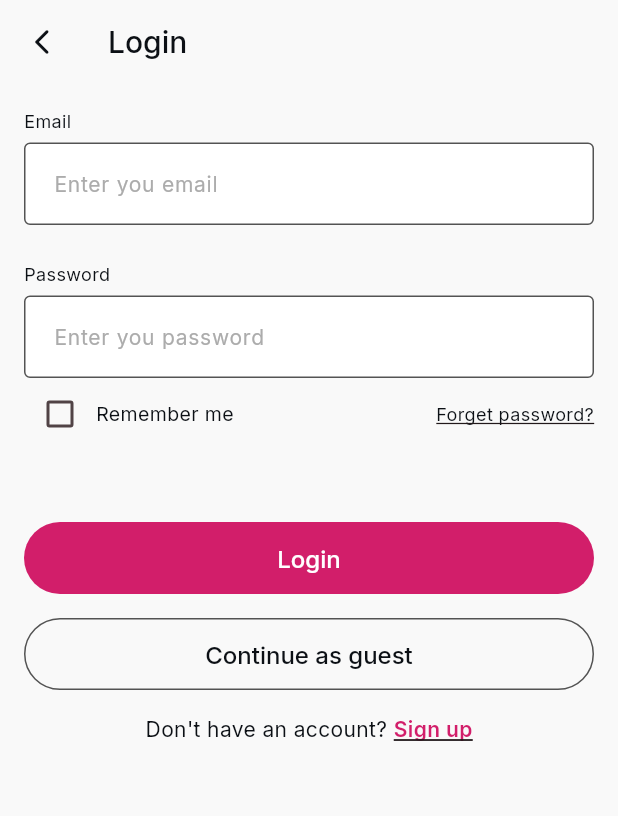
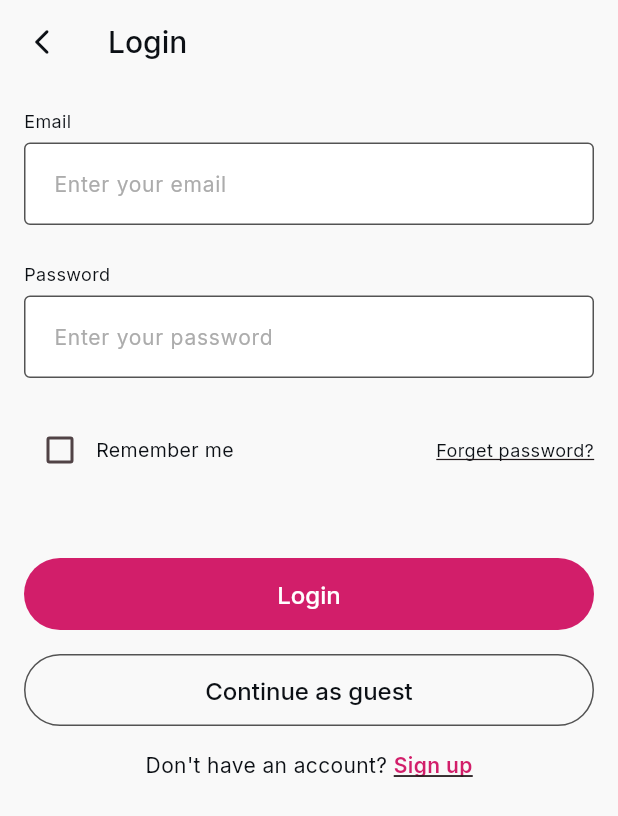
Before and after one commit to menna3lwan/flower_app, a Flutter app: the screen it shows after launch, on a phone screen of 412 x 824 dp. Shown: the top 816 px of the screen. Run offline on Flutter 3.47's test engine with Material 3 defaults, Android fonts, the phone set to English and light mode, and no system bars; our stand-ins replace easy_localization, equatable, flutter_bloc, get, get_it, google_fonts; project files that could hold a hidden picture were left out.

Commit message:
feat(auth): enhance verification and reset password flow
- Added new validation messages in Arabic and English for required fields, phone number, password confirmation, and mismatched passwords.
- Updated the AuthCubit to handle verification code requests and reset password requests.
- Removed the ResetPasswordCubit and integrated its functionality into AuthCubit for a streamlined authentication process.
- Enhanced the OTP verification view to manage user input more effectively and provide feedback on submission.
- Updated the Reset Password view to utilize the new AuthCubit for handling password reset logic.
- Improved the Sign Up view with additional validation for required fields and phone numbers.
- Added unit tests for the new verification code functionality in the AuthRepository.

```diff
--- a/assets/translations/en.json
+++ b/assets/translations/en.json
@@ -10,10 +10,16 @@
   "forgetPassword": "Forget password?",
   "continueAsGuest": "Continue as guest",
   "dontHaveAccount": "Don't have an account?",
-  "enterYourEmail": "Enter you email",
-  "enterYourPassword": "Enter you password",
+  "enterYourEmail": "Enter your email",
+  "enterYourPassword": "Enter your password",
   "invalidEmail": "This Email is not valid",
   "invalidPassword": "Invalid password",
+  "fieldRequired": "This field is required",
+  "invalidPhoneNumber": "Enter a valid phone number",
+  "confirmPasswordRequired": "Please confirm your password",
+  "passwordsDoNotMatch": "Passwords do not match",
+  "verificationCodeIncomplete": "Please enter the full 4-digit code",
+  "verificationCodeResent": "Verification code resent",
   "alreadyHaveAccount": "Already have an account?",
   "firstName": "First name",
   "lastName": "Last name",
@@ -27,9 +33,9 @@
   "forgotPasswordSubtitle": "Please enter your email associated to your account",
   "confirm": "Confirm",
   "passwordSectionTitle": "Password",
-  "verificationCodeTitle": "Verification code",
-  "verificationCodeSubtitle": "Enter the 4-digit code sent to your email",
-  "resendCodePrefix": "Didn't receive the code?",
+  "verificationCodeTitle": "Email verification",
+  "verificationCodeSubtitle": "Please enter your code that was sent to your email address",
+  "resendCodePrefix": "Didn't receive code?",
   "resendCodeAction": "Resend",
   "resetPasswordTitle": "Reset password",
   "currentPassword": "Current password",
--- a/lib/core/di/auth_injector.dart
+++ b/lib/core/di/auth_injector.dart
@@ -5,7 +5,6 @@ import '../../features/auth/data/datasources/auth_local_data_source.dart';
 import '../../features/auth/data/repositories/auth_repository_impl.dart';
 import '../../features/auth/domain/repositories/auth_repository.dart';
 import '../../features/auth/presentation/cubit/auth_cubit.dart';
-import '../../features/auth/presentation/cubit/reset_password_cubit.dart';
 
 Future<void> setupAuthDependencies() async {
   sl
@@ -13,6 +12,5 @@ Future<void> setupAuthDependencies() async {
     ..registerLazySingleton<AuthRepository>(
       () => AuthRepositoryImpl(sl<AuthLocalDataSource>(), sl<LocalStorageService>()),
     )
-    ..registerFactory<AuthCubit>(() => AuthCubit(sl<AuthRepository>()))
-    ..registerFactory<ResetPasswordCubit>(() => ResetPasswordCubit(sl<AuthRepository>()));
+    ..registerFactory<AuthCubit>(() => AuthCubit(sl<AuthRepository>()));
 }
--- a/lib/core/localization/app_strings.dart
+++ b/lib/core/localization/app_strings.dart
@@ -20,6 +20,14 @@ abstract final class AppStrings {
   static String get enterYourPassword => 'enterYourPassword'.tr();
   static String get invalidEmail => 'invalidEmail'.tr();
   static String get invalidPassword => 'invalidPassword'.tr();
+
+  static String get fieldRequired => 'fieldRequired'.tr();
+  static String get invalidPhoneNumber => 'invalidPhoneNumber'.tr();
+  static String get confirmPasswordRequired => 'confirmPasswordRequired'.tr();
+  static String get passwordsDoNotMatch => 'passwordsDoNotMatch'.tr();
+  static String get verificationCodeIncomplete => 'verificationCodeIncomplete'.tr();
+  static String get verificationCodeResent => 'verificationCodeResent'.tr();
+
   static String get alreadyHaveAccount => 'alreadyHaveAccount'.tr();
   static String get firstName => 'firstName'.tr();
   static String get lastName => 'lastName'.tr();
@@ -35,19 +43,13 @@ abstract final class AppStrings {
   static String get passwordSectionTitle => 'passwordSectionTitle'.tr();
   static String get verificationCodeTitle => 'verificationCodeTitle'.tr();
   static String get verificationCodeSubtitle => 'verificationCodeSubtitle'.tr();
-  // Split into two spans so only "Resend" renders as the pink/underlined
-  // link (Figma: rest of the sentence stays default-colored) — see
-  // OtpVerificationView's `Text.rich` usage.
+
   static String get resendCodePrefix => 'resendCodePrefix'.tr();
   static String get resendCodeAction => 'resendCodeAction'.tr();
   static String get resetPasswordTitle => 'resetPasswordTitle'.tr();
   static String get currentPassword => 'currentPassword'.tr();
   static String get newPassword => 'newPassword'.tr();
 
-  // Sign up field placeholders — Figma Dev Mode values verified against
-  // the Sign Up frame; kept distinct from `enterYourEmail`/
-  // `enterYourPassword` (used on Login) since the two screens' Figma
-  // copy differs word-for-word and this scopes the fix to Sign Up only.
   static String get signUpFirstNameHint => 'signUpFirstNameHint'.tr();
   static String get signUpLastNameHint => 'signUpLastNameHint'.tr();
   static String get signUpEmailHint => 'signUpEmailHint'.tr();
--- a/lib/core/routing/customer_pages.dart
+++ b/lib/core/routing/customer_pages.dart
@@ -3,7 +3,6 @@ import 'package:get/get.dart';
 
 import 'package:customer_app/core/di/injector.dart';
 import 'package:customer_app/features/auth/presentation/cubit/auth_cubit.dart';
-import 'package:customer_app/features/auth/presentation/cubit/reset_password_cubit.dart';
 import 'package:customer_app/features/auth/presentation/views/forgot_password_view.dart';
 import 'package:customer_app/features/auth/presentation/views/login_view.dart';
 import 'package:customer_app/features/auth/presentation/views/otp_verification_view.dart';
@@ -16,19 +15,10 @@ abstract final class CustomerPages {
   const CustomerPages._();
 
   static final List<GetPage> pages = <GetPage>[
-    // SplashView already existed fully built but was never registered
-    // here, so the app skipped straight to Login — wiring it in is a
-    // routing fix, not new functionality (no Cubit/business logic
-    // touched, the screen and its own redirect-to-Login timer already
-    // existed as-is).
     GetPage(
       name: CustomerRoutes.splash,
       page: () => const SplashView(),
     ),
-    // Login, Sign Up, and Forgot Password each get their own AuthCubit
-    // instance (registerFactory — a fresh one per BlocProvider) rather
-    // than sharing one: form/error state shouldn't leak from one screen
-    // into the next, only the Cubit *class* is shared, not an instance.
     GetPage(
       name: CustomerRoutes.login,
       page: () => BlocProvider(
@@ -52,12 +42,15 @@ abstract final class CustomerPages {
     ),
     GetPage(
       name: CustomerRoutes.otpVerification,
-      page: () => const OtpVerificationView(),
+      page: () => BlocProvider(
+        create: (_) => sl<AuthCubit>(),
+        child: const OtpVerificationView(),
+      ),
     ),
     GetPage(
       name: CustomerRoutes.resetPassword,
       page: () => BlocProvider(
-        create: (_) => sl<ResetPasswordCubit>(),
+        create: (_) => sl<AuthCubit>(),
         child: const ResetPasswordView(),
       ),
     ),
--- a/lib/core/theme/app_text_styles.dart
+++ b/lib/core/theme/app_text_styles.dart
@@ -24,6 +24,11 @@ abstract final class AppTextStyles {
       );
   static TextStyle get titleMedium => _base.copyWith(
         fontSize: 16,
+        fontWeight: FontWeight.w500,
+      );
+
+  static TextStyle get appBarTitleEmphasis => _base.copyWith(
+        fontSize: 20,
         fontWeight: FontWeight.w500,
       );
 
--- a/lib/features/auth/presentation/cubit/reset_password_cubit.dart
+++ /dev/null
@@ -1,32 +0,0 @@
-import 'package:customer_app/core/base/base_cubit.dart';
-
-import '../../domain/repositories/auth_repository.dart';
-import '../state/reset_password_state.dart';
-
-/// Kept separate from [AuthCubit]: Reset Password isn't part of the
-/// Login/Sign Up/Forgot Password journey the task scoped `AuthCubit`
-/// to — it's reached only after a password-reset email + code have
-/// already been verified, and it's also the same screen a signed-in
-/// user would reach from Profile later. Folding it into `AuthCubit`
-/// would mix "not yet authenticated" and "already authenticated"
-/// concerns into one Cubit for no real benefit.
-class ResetPasswordCubit extends BaseCubit<ResetPasswordState> {
-  ResetPasswordCubit(this._authRepository) : super(const ResetPasswordInitial());
-
-  final AuthRepository _authRepository;
-
-  Future<void> resetPassword({
-    required String currentPassword,
-    required String newPassword,
-  }) async {
-    safeEmit(const ResetPasswordSubmitting());
-    final result = await _authRepository.resetPassword(
-      currentPassword: currentPassword,
-      newPassword: newPassword,
-    );
-    result.fold(
-      (failure) => safeEmit(ResetPasswordFailed(failure.message)),
-      (_) => safeEmit(const ResetPasswordSuccess()),
-    );
-  }
-}
--- a/lib/features/auth/presentation/intent/auth_intent.dart
+++ b/lib/features/auth/presentation/intent/auth_intent.dart
@@ -1,12 +1,5 @@
 import '../../../../core/domain/entities/user_entity.dart';
 
-/// Every action the Auth screens (Login, Sign Up, Forgot Password) can
-/// dispatch to `AuthCubit`. A View never calls a named Cubit method
-/// directly — it builds one of these and hands it to
-/// `AuthCubit.onIntent()`, which is what makes this MVI rather than
-/// plain Cubit-per-screen: the three screens are different Views over
-/// one Intent → Cubit → State pipeline instead of three independent
-/// ones.
 sealed class AuthIntent {
   const AuthIntent();
 }
@@ -45,3 +38,20 @@ final class ForgotPasswordRequested extends AuthIntent {
 
   final String email;
 }
+
+final class VerifyCodeRequested extends AuthIntent {
+  const VerifyCodeRequested({required this.email, required this.code});
+
+  final String email;
+  final String code;
+}
+
+final class ResetPasswordRequested extends AuthIntent {
+  const ResetPasswordRequested({
+    required this.currentPassword,
+    required this.newPassword,
+  });
+
+  final String currentPassword;
+  final String newPassword;
+}
--- a/lib/features/auth/presentation/state/auth_state.dart
+++ b/lib/features/auth/presentation/state/auth_state.dart
@@ -2,9 +2,10 @@ import 'package:equatable/equatable.dart';
 
 import '../../../../core/domain/entities/user_entity.dart';
 
-/// Every state the unified Auth flow (Login, Sign Up, Forgot Password)
-/// can be in — this is the "Model" the three Views render from. Only
-/// `AuthCubit` moves between these; a View just reacts.
+/// Every state the unified Auth flow (Login, Sign Up, Forgot Password,
+/// Verification, Reset Password) can be in — this is the "Model" the
+/// five Views render from. Only `AuthCubit` moves between these; a View
+/// just reacts.
 ///
 /// Login/Sign Up/guest-login all resolve to [AuthLoginSuccess] — from
 /// the View's perspective they mean the same thing (a [UserEntity] now
@@ -14,6 +15,10 @@ import '../../../../core/domain/entities/user_entity.dart';
 /// account was actually created, not just that some session started.
 /// Forgot Password's success carries no user (no one is authenticated
 /// yet), so it's a distinct shape, not an overload of the others.
+/// [AuthCodeVerified] and [AuthPasswordResetSuccess] are likewise
+/// distinct from each other and from the rest — each drives a different
+/// navigation target (Verification → Login, Reset Password → Login) and
+/// carries no payload the View needs.
 sealed class AuthState extends Equatable {
   const AuthState();
 
@@ -56,6 +61,14 @@ final class AuthPasswordResetEmailSent extends AuthState {
   List<Object?> get props => [email];
 }
 
+final class AuthCodeVerified extends AuthState {
+  const AuthCodeVerified();
+}
+
+final class AuthPasswordResetSuccess extends AuthState {
+  const AuthPasswordResetSuccess();
+}
+
 final class AuthFailed extends AuthState {
   const AuthFailed(this.message);
 
--- a/lib/features/auth/presentation/views/login_view.dart
+++ b/lib/features/auth/presentation/views/login_view.dart
@@ -62,7 +62,7 @@ class _LoginViewState extends State<LoginView> {
     return Scaffold(
       appBar: AppBackAppBar(
         title: AppStrings.login,
-        titleStyle: AppTextStyles.titleLarge.copyWith(fontSize: 20, fontWeight: FontWeight.w500),
+        titleStyle: AppTextStyles.appBarTitleEmphasis,
       ),
       body: BlocConsumer<AuthCubit, AuthState>(
         listener: (context, state) {
@@ -99,6 +99,12 @@ class _LoginViewState extends State<LoginView> {
                       enabled: !isSubmitting,
                       validator: _validatePassword,
                     ),
+                    // Figma Dev Mode (Login frame, "Email&Pass. field" group):
+                    // uniform 24px gap between Email→Password AND
+                    // Password→Remember-me row — this SizedBox was missing,
+                    // so the checkbox row sat flush against the Password
+                    // field instead of matching that rhythm.
+                    const SizedBox(height: AppDimens.space24),
                     Row(
                       mainAxisAlignment: MainAxisAlignment.spaceBetween,
                       children: [
```
Also changed, not shown: assets/translations/ar.json (+8 -2 lines), lib/features/auth/data/datasources/auth_local_data_source.dart (+13 -0 lines), lib/features/auth/data/repositories/auth_repository_impl.dart (+15 -0 lines), lib/features/auth/domain/repositories/auth_repository.dart (+6 -7 lines), lib/features/auth/presentation/cubit/auth_cubit.dart (+26 -15 lines), lib/features/auth/presentation/state/reset_password_state.dart (deleted, +0 -29 lines), lib/features/auth/presentation/views/forgot_password_view.dart (+6 -17 lines), lib/features/auth/presentation/views/otp_verification_view.dart (+98 -31 lines), lib/features/auth/presentation/views/reset_password_view.dart (+24 -13 lines), lib/features/auth/presentation/views/sign_up_view.dart (+30 -7 lines), 1 other file.
